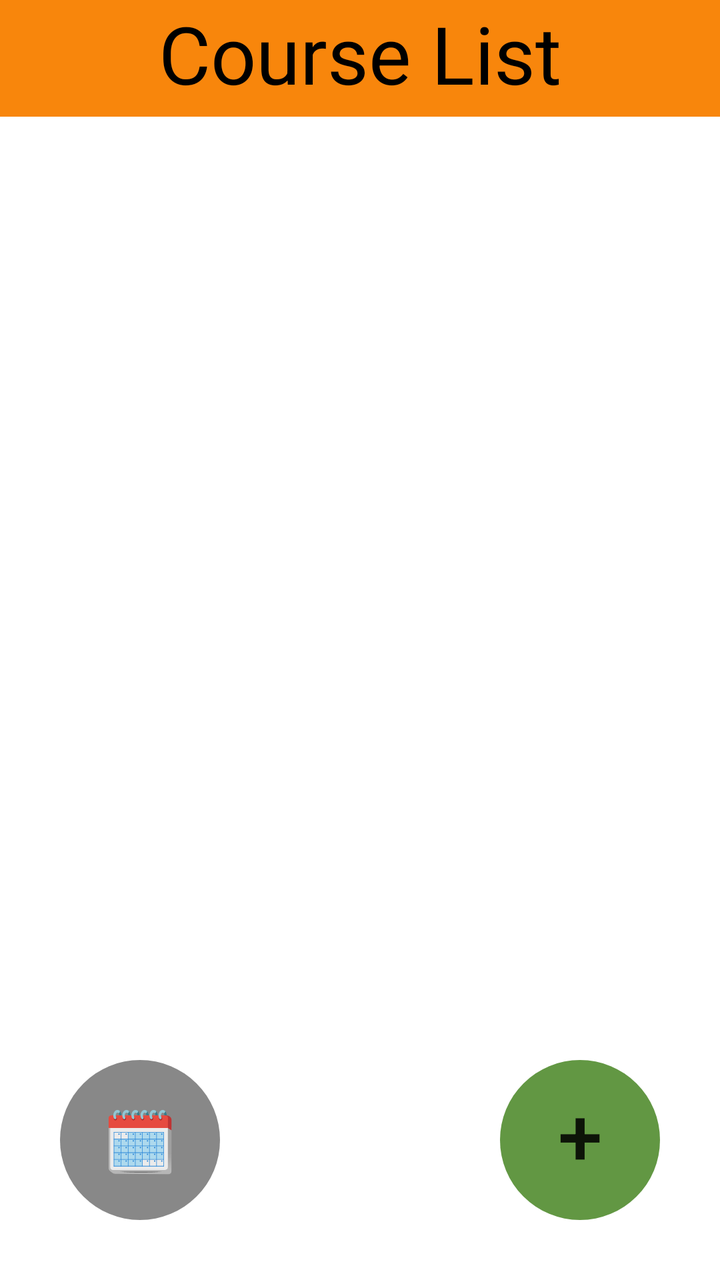
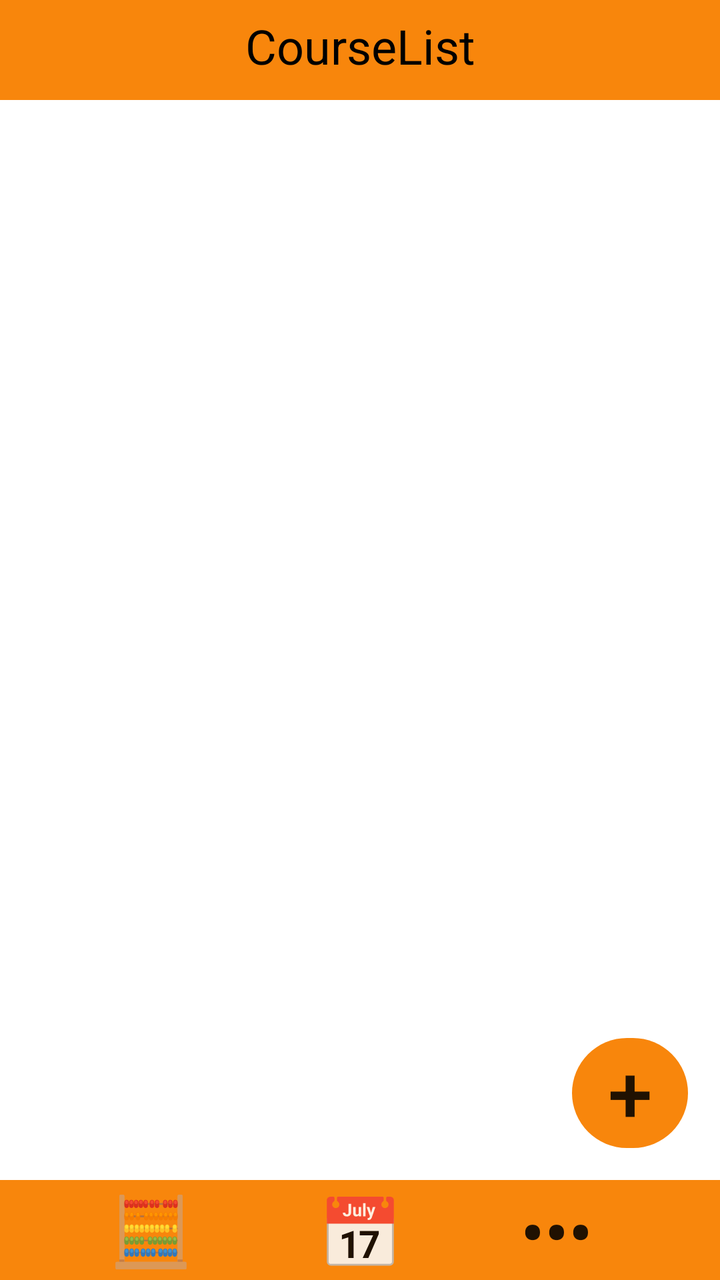

Compare the two renders of this Android layout. The source of the first and the diff that turns it into the second are given below.
<!-- AndroidManifest.xml: application theme Theme.Ecampus -->
<!-- res/layout/main_layout.xml -->
<?xml version="1.0" encoding="utf-8"?>
<FrameLayout
    xmlns:android="http://schemas.android.com/apk/res/android"
    xmlns:tools="http://schemas.android.com/tools"
    xmlns:app="http://schemas.android.com/apk/res-auto"
    android:layout_width="match_parent"
    android:layout_height="match_parent"
    android:background="@color/orange">
    <LinearLayout
        android:id="@+id/mainview"
        android:orientation="vertical"
        android:layout_width="match_parent"
        android:layout_height="match_parent"
        tools:context=".MainActivity"
        android:background="@color/white">
        <TextView
            android:layout_width="match_parent"
            android:layout_height="wrap_content"
            android:textSize="40sp"
            android:text="Course List"
            android:textAlignment="center"
            android:background="@color/orange"
            android:textColor="@color/black"
            android:paddingBottom="5dp"/>
    </LinearLayout>
    <androidx.constraintlayout.widget.ConstraintLayout
        android:layout_width="match_parent"
        android:layout_height="match_parent">

        <Space
            android:id="@+id/space2"
            android:layout_width="30dp"
            android:layout_height="30dp"
            app:layout_constraintBottom_toBottomOf="parent"
            app:layout_constraintStart_toStartOf="parent" />

        <Button
            android:id="@+id/button2"
            android:layout_width="80dp"
            android:layout_height="80dp"
            android:background="@drawable/round_button"
            android:backgroundTint="@color/green"
            android:onClick="newCourse"
            android:paddingBottom="6dp"
            android:text="+"
            android:textAlignment="center"
            android:textSize="40dp"
            app:layout_constraintBottom_toTopOf="@+id/space"
            app:layout_constraintEnd_toStartOf="@+id/space" />

        <Button
            android:id="@+id/button3"
            android:layout_width="80dp"
            android:layout_height="80dp"
            android:onClick="toCalendar"
            android:text="🗓️"
            android:textSize="30dp"
            android:background="@drawable/round_button"
            android:backgroundTint="@color/gray"
            app:layout_constraintBottom_toTopOf="@+id/space2"
            app:layout_constraintStart_toEndOf="@+id/space2" />

        <Space
            android:id="@+id/space"
            android:layout_width="30dp"
            android:layout_height="30dp"
            app:layout_constraintBottom_toBottomOf="parent"
            app:layout_constraintEnd_toEndOf="parent" />
    </androidx.constraintlayout.widget.ConstraintLayout>
</FrameLayout>
<!-- resources referenced by this layout -->
<resources>
  <color name="black">#FF000000</color>
  <color name="gray">#888</color>
  <color name="green">#629743</color>
  <color name="orange">#f8860c</color>
  <color name="white">#FFFFFFFF</color>
  <!-- drawable round_button (drawable) -->
  <shape xmlns:android="http://schemas.android.com/apk/res/android"
      android:shape="rectangle">
      <corners android:radius="50dp" />
  </shape>
  <style name="Theme.Ecampus" parent="Theme.AppCompat.Light.NoActionBar">
          <item name="android:windowLightStatusBar">true</item>
      </style>
</resources>

<!-- the commit's change to res/layout/main_layout.xml (unified diff, before → after) -->
@@ -5,7 +5,8 @@
     xmlns:app="http://schemas.android.com/apk/res-auto"
     android:layout_width="match_parent"
     android:layout_height="match_parent"
-    android:background="@color/orange">
+    android:background="@color/black">
+
     <LinearLayout
         android:id="@+id/mainview"
         android:orientation="vertical"
@@ -13,58 +14,125 @@
         android:layout_height="match_parent"
         tools:context=".MainActivity"
         android:background="@color/white">
+
         <TextView
+            android:id="@+id/top_banner"
             android:layout_width="match_parent"
-            android:layout_height="wrap_content"
-            android:textSize="40sp"
-            android:text="Course List"
+            android:layout_height="50dp"
+            android:background="#f8860c"
+            android:fontFamily="sans-serif"
+            android:paddingVertical="20px"
+            android:paddingBottom="5dp"
+            android:text="CourseList"
             android:textAlignment="center"
-            android:background="@color/orange"
             android:textColor="@color/black"
-            android:paddingBottom="5dp"/>
+            android:textSize="24sp" />
+
+        <androidx.constraintlayout.widget.ConstraintLayout
+            android:layout_width="match_parent"
+            android:layout_height="match_parent">
+
+            
+            <Space
+                android:id="@+id/space2"
+                android:layout_width="30dp"
+                android:layout_height="30dp"
+                app:layout_constraintBottom_toBottomOf="parent"
+                app:layout_constraintStart_toStartOf="parent" />
+
+            
+            <Space
+                android:id="@+id/space"
+                android:layout_width="30dp"
+                android:layout_height="30dp"
+                app:layout_constraintBottom_toBottomOf="parent"
+                app:layout_constraintEnd_toEndOf="parent" />
+
+            
+
+            
+
+            
+
+            
+
+            
+
+            <Button
+                android:id="@+id/button2"
+                android:layout_width="58dp"
+                android:layout_height="55dp"
+                android:layout_marginEnd="16dp"
+                android:layout_marginBottom="36dp"
+                android:background="@drawable/round_button"
+                android:backgroundTint="#F8860C"
+                android:onClick="newCourse"
+                android:paddingBottom="6dp"
+                android:text="+"
+                android:textAlignment="center"
+                android:textSize="40dp"
+                app:layout_constraintBottom_toTopOf="@+id/space"
+                app:layout_constraintEnd_toEndOf="parent" />
+
+            <Button
+                android:id="@+id/button7"
+                android:layout_width="55dp"
+                android:layout_height="49dp"
+                android:layout_marginEnd="24dp"
+                android:background="@drawable/round_button"
+                android:text="•••"
+                android:textSize="34sp"
+                app:layout_constraintBottom_toBottomOf="@+id/space"
+                app:layout_constraintEnd_toStartOf="@+id/space"
+                app:layout_constraintTop_toTopOf="parent"
+                app:layout_constraintVertical_bias="1.0" />
+
+            <Button
+                android:id="@+id/button4"
+                android:layout_width="55dp"
+                android:layout_height="49dp"
+                android:layout_marginStart="48dp"
+                android:background="@drawable/round_button"
+                android:text="🧮"
+                android:textSize="34sp"
+                app:layout_constraintBottom_toBottomOf="parent"
+                app:layout_constraintStart_toStartOf="parent"
+                app:layout_constraintTop_toTopOf="parent"
+                app:layout_constraintVertical_bias="0.998" />
+
+            <Button
+                android:id="@+id/button5"
+                android:layout_width="55dp"
+                android:layout_height="49dp"
+                android:background="@drawable/round_button"
+                android:onClick="toCalendar"
+                android:text="📅"
+                android:textSize="34sp"
+                app:layout_constraintBottom_toBottomOf="parent"
+                app:layout_constraintEnd_toStartOf="@+id/space"
+                app:layout_constraintStart_toEndOf="@+id/space2"
+                app:layout_constraintTop_toTopOf="parent"
+                app:layout_constraintVertical_bias="1.0" />
+
+            <TextView
+                android:id="@+id/top_banner3"
+                android:layout_width="0dp"
+                android:layout_height="50dp"
+                android:background="#f8860c"
+                android:fontFamily="sans-serif"
+                android:paddingVertical="20px"
+                android:paddingBottom="5dp"
+                android:textAlignment="center"
+                android:textColor="@color/black"
+                android:textSize="24sp"
+                app:layout_constraintBottom_toBottomOf="parent"
+                app:layout_constraintEnd_toEndOf="parent"
+                app:layout_constraintHorizontal_bias="0.0"
+                app:layout_constraintStart_toStartOf="parent"
+                app:layout_constraintTop_toTopOf="parent"
+                app:layout_constraintVertical_bias="1.0" />
+
+        </androidx.constraintlayout.widget.ConstraintLayout>
     </LinearLayout>
-    <androidx.constraintlayout.widget.ConstraintLayout
-        android:layout_width="match_parent"
-        android:layout_height="match_parent">
 
-        <Space
-            android:id="@+id/space2"
-            android:layout_width="30dp"
-            android:layout_height="30dp"
-            app:layout_constraintBottom_toBottomOf="parent"
-            app:layout_constraintStart_toStartOf="parent" />
-
-        <Button
-            android:id="@+id/button2"
-            android:layout_width="80dp"
-            android:layout_height="80dp"
-            android:background="@drawable/round_button"
-            android:backgroundTint="@color/green"
-            android:onClick="newCourse"
-            android:paddingBottom="6dp"
-            android:text="+"
-            android:textAlignment="center"
-            android:textSize="40dp"
-            app:layout_constraintBottom_toTopOf="@+id/space"
-            app:layout_constraintEnd_toStartOf="@+id/space" />
-
-        <Button
-            android:id="@+id/button3"
-            android:layout_width="80dp"
-            android:layout_height="80dp"
-            android:onClick="toCalendar"
-            android:text="🗓️"
-            android:textSize="30dp"
-            android:background="@drawable/round_button"
-            android:backgroundTint="@color/gray"
-            app:layout_constraintBottom_toTopOf="@+id/space2"
-            app:layout_constraintStart_toEndOf="@+id/space2" />
-
-        <Space
-            android:id="@+id/space"
-            android:layout_width="30dp"
-            android:layout_height="30dp"
-            app:layout_constraintBottom_toBottomOf="parent"
-            app:layout_constraintEnd_toEndOf="parent" />
-    </androidx.constraintlayout.widget.ConstraintLayout>
 </FrameLayout>
<!-- resource entries referenced after the edit -->
@@ -1,9 +1,6 @@
 <!-- resources referenced by this layout -->
 <resources>
   <color name="black">#FF000000</color>
-  <color name="gray">#888</color>
-  <color name="green">#629743</color>
-  <color name="orange">#f8860c</color>
   <color name="white">#FFFFFFFF</color>
   <!-- drawable round_button (drawable) -->
   <shape xmlns:android="http://schemas.android.com/apk/res/android"
